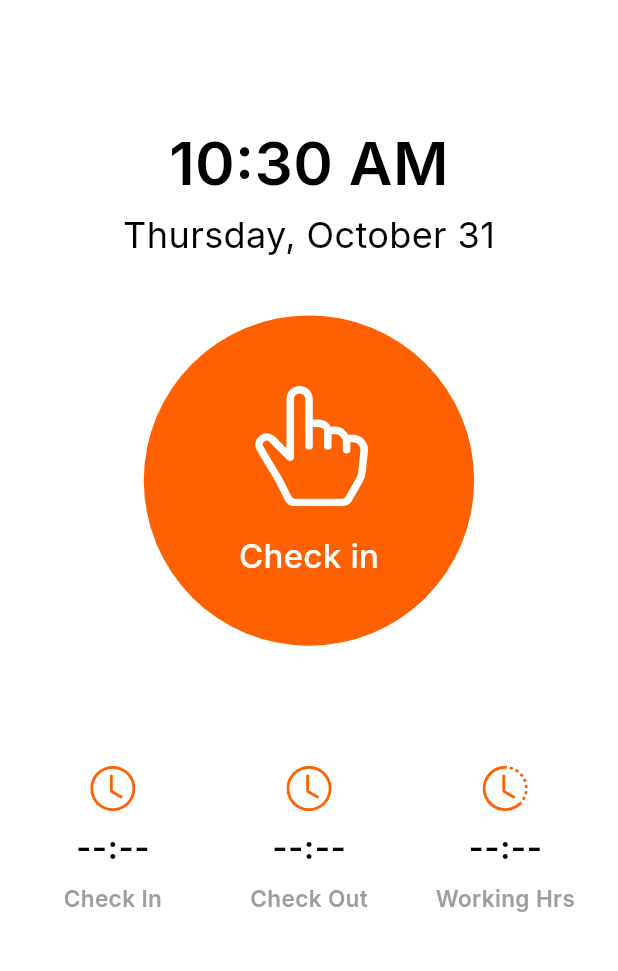
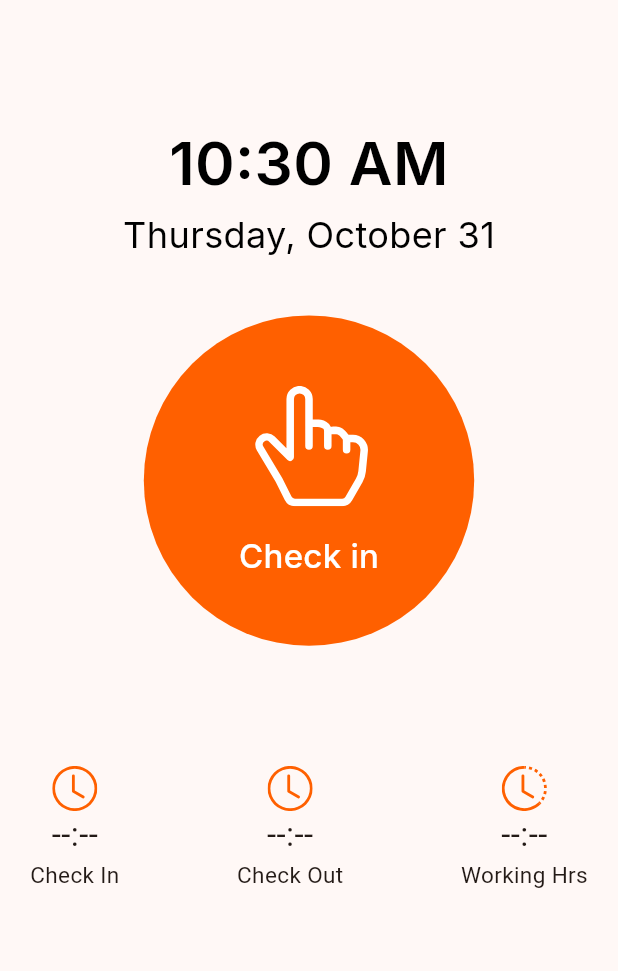
Before and after one commit to muhammedsalih54321/Attendance-Report, a Flutter app: the HomeScreen screen opened directly, on a phone screen of 412 x 824 dp, the part 84-1055 px from its top. Run offline on Flutter 3.47's test engine with Material 3 defaults, Android fonts, the phone set to English and light mode, and no system bars; our stand-ins replace bloc, bootstrap_icons, flutter_bloc, flutter_screenutil, google_fonts, shared_preferences and 1 more; missing offline and left inert: flutter_barcode_scanner; accounts and stored records are empty.

Commit message:
home screen ui chnaged

```diff
--- a/lib/Ui/Home.dart
+++ b/lib/Ui/Home.dart
@@ -23,7 +23,6 @@ class _HomeScreenState extends State<HomeScreen> {
   @override
   void initState() {
     super.initState();
-    // Timer to update time every second
     timer = Timer.periodic(Duration(seconds: 1), (Timer t) => _updateTime());
   }
 
@@ -61,93 +60,38 @@ class _HomeScreenState extends State<HomeScreen> {
     });
   }
 
-  // Check Out function
   void checkOut() {
     setState(() {
       _isCheckedin = false; // Set status to checked out
     });
   }
 
-  @override
-  Widget build(BuildContext context) {
-    ScreenUtil.init(context, designSize: Size(411, 823));
+// Enable overtime tab view only between 6:00 PM and 6:30 PM
+  bool get isOvertimeAllowed =>
+      currentTime.hour == 18 && currentTime.minute >= 0 && currentTime.minute <= 30;
 
-    return Scaffold(
-      appBar: AppBar(
-        backgroundColor: _isCheckedin ? Color(0xFFFF6000) : Colors.pink,
-        automaticallyImplyLeading: false,
-        title: Text(
-          'Attendance',
-          style: GoogleFonts.inter(
-              color: Colors.white,
-              fontSize: 20.sp,
-              fontWeight: FontWeight.w600,
-              height: 1.2),
-        ),
-        actions: [
-          GestureDetector(
-            onTap: () {
-              Navigator.push(context,
-                  MaterialPageRoute(builder: (_) => AttendenceDetails()));
-            },
-            child: Padding(
-              padding: EdgeInsets.only(right: 20.w),
-              child: Row(
-                children: [
-                  Icon(
-                    BootstrapIcons.clipboard2,
-                    color: Colors.white,
-                  ),
-                  SizedBox(
-                    width: 5.w,
-                  ),
-                  GestureDetector(
-                    onTap: () {
-                      Navigator.push(
-                          context,
-                          MaterialPageRoute(
-                              builder: (_) => AttendenceDetails()));
-                    },
-                    child: Text(
-                      'Report',
-                      style: GoogleFonts.inter(
-                        color: Colors.white,
-                        fontSize: 15.sp,
-                        fontWeight: FontWeight.w500,
-                      ),
-                    ),
-                  ),
-                ],
-              ),
-            ),
-          )
-        ],
-      ),
-      backgroundColor: Colors.white,
-      body: Padding(
+
+  Widget _buildCheckInUI() {
+    return
+      Padding(
       padding: EdgeInsets.symmetric(horizontal: 20.w),
       child: Column(
         children: [
-                SizedBox(
-                  height: 80.h,
-                ),
+          SizedBox(height: 80.h),
           Center(
             child: Container(
               width: 300.w,
               height: 100.h,
               child: Column(
                 children: [
-                        SizedBox(
-                          width: double.infinity,
-                          child: Text(
-                            '${currentTime.hour >= 12 ? '0' : ''}${currentTime.hour % 12 == 0 ? 12 : currentTime.hour % 12}:${currentTime.minute.toString().padLeft(2, '0')} ${currentTime.hour >= 12 ? 'PM' : 'AM'}',
+                  Text(
+                    '${currentTime.hour % 12 == 0 ? 12 : currentTime.hour % 12}:${currentTime.minute.toString().padLeft(2, '0')} ${currentTime.hour >= 12 ? 'PM' : 'AM'}',
                     textAlign: TextAlign.center,
                     style: TextStyle(
                       color: Colors.black,
                       fontSize: 40.sp,
                       fontFamily: 'Inter',
                       fontWeight: FontWeight.w600,
-                            ),
                     ),
                   ),
                   const SizedBox(height: 2),
@@ -164,13 +108,9 @@ class _HomeScreenState extends State<HomeScreen> {
               ),
             ),
           ),
-                SizedBox(
-                  height: 30.h,
-                ),
+          SizedBox(height: 30.h),
           GestureDetector(
-                  onTap: () {
-                    QRscanner();
-                  },
+            onTap: QRscanner,
             child: CircleAvatar(
               radius: 110.r,
               backgroundColor: _isCheckedin ? Color(0xFFFF6000) : Colors.pink,
@@ -183,140 +123,255 @@ class _HomeScreenState extends State<HomeScreen> {
                       color: Colors.white,
                       size: 80.sp,
                     ),
-                          SizedBox(
-                            height: 20.h,
-                          ),
+                    SizedBox(height: 20.h),
                     Text(
                       _isCheckedin ? 'Check in' : 'Check out',
                       style: GoogleFonts.inter(
                         color: Colors.white,
                         fontSize: 22.sp,
                         fontWeight: FontWeight.w500,
-                                height: 1.2),
+                        height: 1.2,
+                      ),
                     ),
                   ],
                 ),
               ),
             ),
           ),
-                SizedBox(
-                  height: 80.h,
-                ),
+          SizedBox(height: 80.h),
           Container(
             width: double.infinity,
             height: 100.h,
             child: Row(
-                        mainAxisSize: MainAxisSize.min,
               mainAxisAlignment: MainAxisAlignment.spaceBetween,
-                        crossAxisAlignment: CrossAxisAlignment.end,
               children: [
                 GestureDetector(
                   onTap: checkIn,
-                            child: Container(
-                                width: 110.w,
-                                height: 100.h,
                   child: Column(
-                                    mainAxisSize: MainAxisSize.min,
-                                    mainAxisAlignment:
-                                    MainAxisAlignment.spaceBetween,
-                                    crossAxisAlignment: CrossAxisAlignment.center,
                     children: [
                       Icon(
                         BootstrapIcons.clock,
-                                        color: _isCheckedin
-                                            ? Color(0xFFFF6000)
-                                            : Colors.pink,
+                        color: _isCheckedin ? Color(0xFFFF6000) : Colors.pink,
                         size: 30.sp,
                       ),
+                      Text('--:--', style: TextStyle(fontSize: 22.sp)),
+                      Text('Check In', style: TextStyle(fontSize: 15.sp)),
+                    ],
+                  ),
+                ),
+                GestureDetector(
+                  onTap: checkOut,
+                  child: Column(
+                    children: [
+                      Icon(
+                        BootstrapIcons.clock,
+                        color: _isCheckedin ? Color(0xFFFF6000) : Colors.pink,
+                        size: 30.sp,
+                      ),
+                      Text('--:--', style: TextStyle(fontSize: 22.sp)),
+                      Text('Check Out', style: TextStyle(fontSize: 15.sp)),
+                    ],
+                  ),
+                ),
+                Column(
+                  children: [
+                    Icon(
+                      BootstrapIcons.clock_history,
+                      color: _isCheckedin ? Color(0xFFFF6000) : Colors.pink,
+                      size: 30.sp,
+                    ),
+                    Text('--:--', style: TextStyle(fontSize: 22.sp)),
+                    Text('Working Hrs', style: TextStyle(fontSize: 15.sp)),
+                  ],
+                ),
+              ],
+            ),
+          ),
+        ],
+      ),
+    );
+  }
+
+  Widget _buildOvertimeUI() {
+    return
+      Padding(
+        padding: EdgeInsets.symmetric(horizontal: 20.w),
+        child: Column(
+          children: [
+            SizedBox(height: 80.h),
+            Center(
+              child: Container(
+                width: 300.w,
+                height: 100.h,
+                child: Column(
+                  children: [
                     Text(
-                                        '--:--',
-                                        style: GoogleFonts.inter(
+                      '${currentTime.hour % 12 == 0 ? 12 : currentTime.hour % 12}:${currentTime.minute.toString().padLeft(2, '0')} ${currentTime.hour >= 12 ? 'PM' : 'AM'}',
+                      textAlign: TextAlign.center,
+                      style: TextStyle(
                         color: Colors.black,
-                                          fontSize: 22.sp,
+                        fontSize: 40.sp,
+                        fontFamily: 'Inter',
                         fontWeight: FontWeight.w600,
                       ),
                     ),
+                    const SizedBox(height: 2),
                     Text(
-                                        'Check In',
-                                        style: GoogleFonts.inter(
-                                          color: Colors.grey,
-                                          fontSize: 15.sp,
-                                          fontWeight: FontWeight.w600,
+                      '${DateFormat.MMMMEEEEd().format(currentTime)}',
+                      style: TextStyle(
+                        color: Colors.black,
+                        fontSize: 24.sp,
+                        fontFamily: 'Inter',
+                        fontWeight: FontWeight.w400,
                       ),
                     ),
-                                    ])),
+                  ],
+                ),
+              ),
+            ),
+            SizedBox(height: 30.h),
+            GestureDetector(
+              onTap: QRscanner,
+              child: CircleAvatar(
+                radius: 110.r,
+                backgroundColor: _isCheckedin ? Color(0xFFFF6000) : Colors.pink,
+                child: Center(
+                  child: Column(
+                    mainAxisAlignment: MainAxisAlignment.center,
+                    children: [
+                      Icon(
+                        BootstrapIcons.hand_index_thumb,
+                        color: Colors.white,
+                        size: 80.sp,
+                      ),
+                      SizedBox(height: 20.h),
+                      Text(
+                        _isCheckedin ? 'Check in' : 'Check out',
+                        style: GoogleFonts.inter(
+                          color: Colors.white,
+                          fontSize: 22.sp,
+                          fontWeight: FontWeight.w500,
+                          height: 1.2,
+                        ),
+                      ),
+                    ],
+                  ),
+                ),
+              ),
+            ),
+            SizedBox(height: 80.h),
+            Container(
+              width: double.infinity,
+              height: 100.h,
+              child: Row(
+                mainAxisAlignment: MainAxisAlignment.spaceBetween,
+                children: [
+                  GestureDetector(
+                    onTap: checkIn,
+                    child: Column(
+                      children: [
+                        Icon(
+                          BootstrapIcons.clock,
+                          color: _isCheckedin ? Color(0xFFFF6000) : Colors.pink,
+                          size: 30.sp,
+                        ),
+                        Text('--:--', style: TextStyle(fontSize: 22.sp)),
+                        Text('Check In', style: TextStyle(fontSize: 15.sp)),
+                      ],
+                    ),
                   ),
                   GestureDetector(
                     onTap: checkOut,
-                            child: Container(
-                                width: 110.w,
-                                height: 100.h,
                     child: Column(
-                                    mainAxisSize: MainAxisSize.min,
-                                    mainAxisAlignment:
-                                    MainAxisAlignment.spaceBetween,
-                                    crossAxisAlignment: CrossAxisAlignment.center,
                       children: [
                         Icon(
                           BootstrapIcons.clock,
-                                        color: _isCheckedin
-                                            ? Color(0xFFFF6000)
-                                            : Colors.pink,
+                          color: _isCheckedin ? Color(0xFFFF6000) : Colors.pink,
                           size: 30.sp,
                         ),
-                                      Text(
-                                        '--:--',
-                                        style: GoogleFonts.inter(
-                                          color: Colors.black,
-                                          fontSize: 22.sp,
-                                          fontWeight: FontWeight.w600,
+                        Text('--:--', style: TextStyle(fontSize: 22.sp)),
+                        Text('Check Out', style: TextStyle(fontSize: 15.sp)),
+                      ],
                     ),
                   ),
-                                      Text(
-                                        'Check Out',
-                                        style: GoogleFonts.inter(
-                                          color: Colors.grey,
-                                          fontSize: 15.sp,
-                                          fontWeight: FontWeight.w600,
-                                        ),
-                                      ),
-                                    ])),
-                          ),
-                          Container(
-                            width: 110.w,
-                            height: 100.h,
-                            child: Column(
-                              mainAxisSize: MainAxisSize.min,
-                              mainAxisAlignment: MainAxisAlignment.spaceBetween,
-                              crossAxisAlignment: CrossAxisAlignment.center,
+                  Column(
                     children: [
                       Icon(
                         BootstrapIcons.clock_history,
-                              color: _isCheckedin
-                                  ? Color(0xFFFF6000)
-                                  : Colors.pink,
+                        color: _isCheckedin ? Color(0xFFFF6000) : Colors.pink,
                         size: 30.sp,
                       ),
-                            Text(
-                              '--:--',
+                      Text('--:--', style: TextStyle(fontSize: 22.sp)),
+                      Text('Working Hrs', style: TextStyle(fontSize: 15.sp)),
+                    ],
+                  ),
+                ],
+              ),
+            ),
+          ],
+        ),
+      );
+  }
+
+  @override
+  Widget build(BuildContext context) {
+    ScreenUtil.init(context, designSize: Size(411, 823));
+
+    return DefaultTabController(
+      length: isOvertimeAllowed ? 2 : 1,
+      child: Scaffold(
+        appBar: AppBar(
+          backgroundColor: _isCheckedin ? Color(0xFFFF6000) : Colors.pink,
+          automaticallyImplyLeading: false,
+          title: Text(
+            'Attendance',
             style: GoogleFonts.inter(
-                                color: Colors.black,
-                                fontSize: 22.sp,
+              color: Colors.white,
+              fontSize: 20.sp,
               fontWeight: FontWeight.w600,
             ),
-                            ),
+          ),actions: [ GestureDetector(
+          onTap: () {
+            Navigator.push(
+              context,
+              MaterialPageRoute(builder: (_) => AttendenceDetails()),
+            );
+          },
+          child: Padding(
+            padding: EdgeInsets.only(right: 20.w),
+            child: Row(
+              children: [
+                Icon(BootstrapIcons.clipboard2, color: Colors.white),
+                SizedBox(width: 5.w),
                 Text(
-                              'Working Hrs',
+                  'Report',
                   style: GoogleFonts.inter(
-                            color: Colors.grey,
+                    color: Colors.white,
                     fontSize: 15.sp,
-                              fontWeight: FontWeight.w600,
+                    fontWeight: FontWeight.w500,
                   ),
                 ),
-                        ])),
-              ])),
               ],
             ),
+          ),
+        ),],
+          bottom: isOvertimeAllowed
+              ? TabBar(
+            tabs: [
+              Tab(text: 'Regular'),
+              Tab(text: 'Overtime'),
+            ],
+          )
+              : null,
+        ),
+        body: isOvertimeAllowed
+            ? TabBarView(
+          children: [
+            _buildCheckInUI(),
+            _buildOvertimeUI(),
+          ],
+        )
+            : _buildCheckInUI(),
       ),
     );
   }
```
Lines whose indentation alone changed are shown as unchanged.
